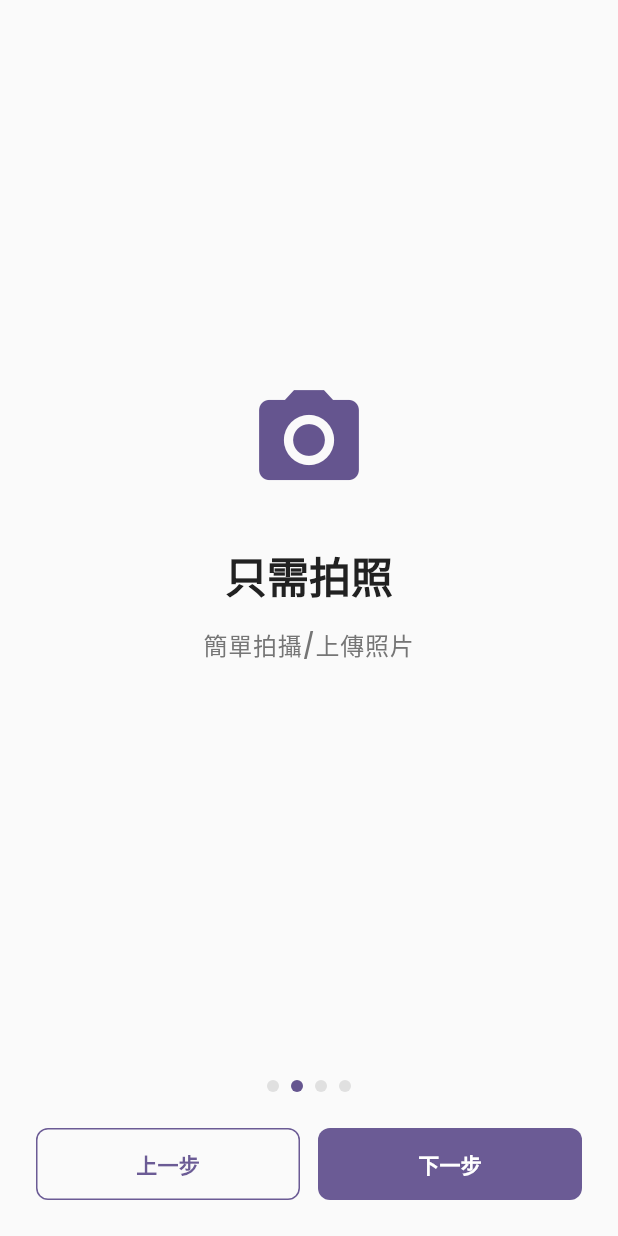
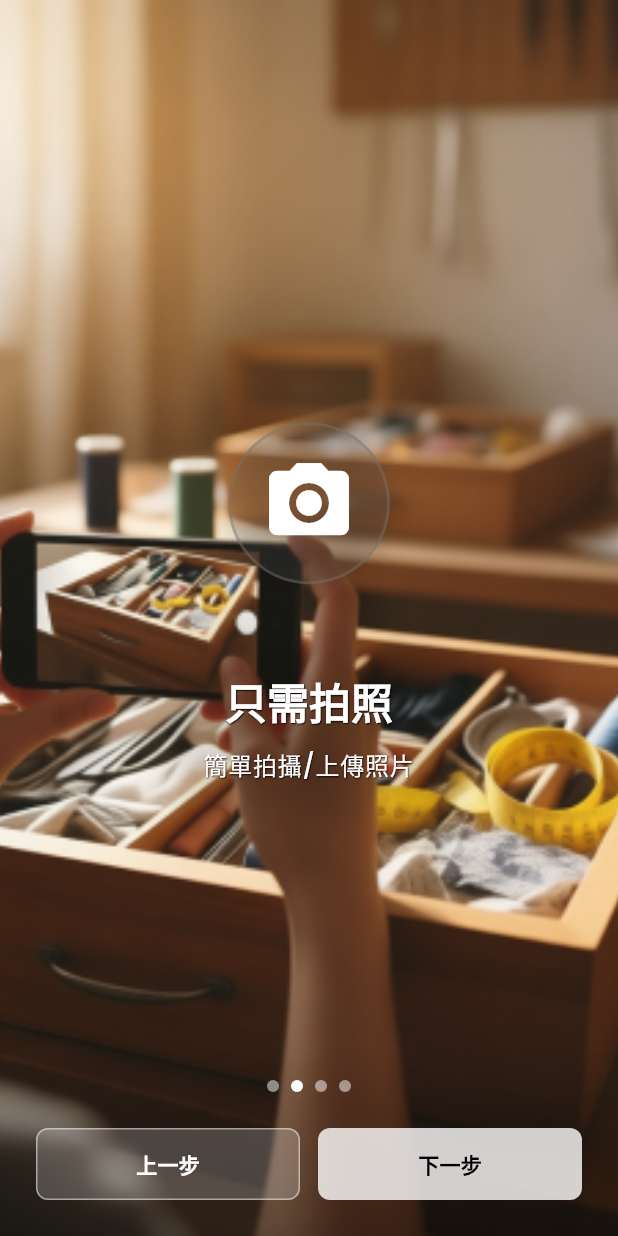
Before and after one commit to Matt-Chou/GleamHome-AI, a Flutter app: the screen it shows after launch, swiped to page 2, on a phone screen of 412 x 824 dp. Run offline on Flutter 3.47's test engine with Material 3 defaults, Android fonts, the phone set to English and light mode, and no system bars; our stand-ins replace camera, dio, firebase_auth, firebase_core, flutter_animate, flutter_dotenv and 4 more; accounts and stored records are empty.

Commit message:
style: 深化 Google 登入按鈕顏色與優化可讀性

```diff
--- a/lib/screens/home_screen.dart
+++ b/lib/screens/home_screen.dart
@@ -104,12 +104,6 @@ class _HomeScreenState extends State<HomeScreen> {
         child: Column(
           mainAxisAlignment: MainAxisAlignment.center,
           children: [
-            Icon(Icons.home, size: 80, color: Theme.of(context).primaryColor),
-            const SizedBox(height: 24),
-            Text('主頁面', style: Theme.of(context).textTheme.headlineMedium),
-            const SizedBox(height: 16),
-            Text('項目架構已建立完成', style: Theme.of(context).textTheme.bodyLarge),
-            const SizedBox(height: 32),
             Row(
               mainAxisAlignment: MainAxisAlignment.center,
               children: [
--- a/lib/screens/onboarding_screen.dart
+++ b/lib/screens/onboarding_screen.dart
@@ -41,9 +41,7 @@ class _OnboardingScreenState extends State<OnboardingScreen> {
         autofocus: true,
         onKeyEvent: (node, event) {
           if (event is! KeyDownEvent) return KeyEventResult.ignored;
-
           if (event.logicalKey == LogicalKeyboardKey.arrowLeft) {
-            // 按左方向鍵回到上一頁
             if (_currentPage > 0) {
               _pageController.previousPage(
                 duration: const Duration(milliseconds: 300),
@@ -52,7 +50,6 @@ class _OnboardingScreenState extends State<OnboardingScreen> {
             }
             return KeyEventResult.handled;
           } else if (event.logicalKey == LogicalKeyboardKey.arrowRight) {
-            // 按右方向鍵前往下一頁
             if (_currentPage < 3) {
               _pageController.nextPage(
                 duration: const Duration(milliseconds: 300),
@@ -61,18 +58,14 @@ class _OnboardingScreenState extends State<OnboardingScreen> {
             }
             return KeyEventResult.handled;
           }
-
           return KeyEventResult.ignored;
         },
-        child: SafeArea(
-        child: Column(
+        child: Stack(
           children: [
-            Expanded(
-              child: GestureDetector(
+            // 背景圖片與滑動手勢
+            GestureDetector(
               onPanUpdate: (details) {
-                  // 檢測水平滑動手勢
                 if (details.delta.dx > 5) {
-                    // 向右滑動，回到上一頁
                   if (_currentPage > 0) {
                     _pageController.previousPage(
                       duration: const Duration(milliseconds: 300),
@@ -80,7 +73,6 @@ class _OnboardingScreenState extends State<OnboardingScreen> {
                     );
                   }
                 } else if (details.delta.dx < -5) {
-                    // 向左滑動，前往下一頁
                   if (_currentPage < 3) {
                     _pageController.nextPage(
                       duration: const Duration(milliseconds: 300),
@@ -94,36 +86,40 @@ class _OnboardingScreenState extends State<OnboardingScreen> {
                 onPageChanged: (index) {
                   setState(() => _currentPage = index);
                 },
-                  // 提高滑鼠滾輪和拖拽的敏感度
                 physics: const BouncingScrollPhysics(),
                 children: [
-                  _buildIntroPage(
-                    title: '歡迎來到 ${AppConstants.appName}',
-                    subtitle: '智能居家收納與清潔助手',
-                    icon: Icons.home,
-                  ),
-                  _buildIntroPage(
-                    title: '只需拍照',
-                    subtitle: '簡單拍攝/上傳照片',
-                    icon: Icons.camera_alt,
-                  ),
-                  _buildIntroPage(
-                    title: 'AI 分析',
-                    subtitle: '智能識別和分析',
-                    icon: Icons.auto_awesome,
-                  ),
-                  _buildIntroPage(
-                    title: '獲得建議',
-                    subtitle: '獲得具體的收納、清潔方案',
-                    icon: Icons.lightbulb,
-                  ),
+                  _buildBackgroundImage('assets/images/onboarding/login1.png'),
+                  _buildBackgroundImage('assets/images/onboarding/login2.png'),
+                  _buildBackgroundImage('assets/images/onboarding/login3.png'),
+                  _buildBackgroundImage('assets/images/onboarding/login4.png'),
                 ],
               ),
             ),
+            // 內容
+            Align(
+              alignment: Alignment.center,
+              child: _buildContentForPage(_currentPage),
             ),
-            Padding(
+            // 按鈕區域
+            Positioned(
+              bottom: 0,
+              left: 0,
+              right: 0,
+              child: Container(
                 padding: const EdgeInsets.all(24.0),
+                decoration: BoxDecoration(
+                  gradient: LinearGradient(
+                    begin: Alignment.topCenter,
+                    end: Alignment.bottomCenter,
+                    colors: [
+                      Colors.transparent,
+                      Colors.black.withOpacity(0.3),
+                    ],
+                  ),
+                ),
+                child: SafeArea(
                   child: Column(
+                    mainAxisSize: MainAxisSize.min,
                     children: [
                       Row(
                         mainAxisAlignment: MainAxisAlignment.center,
@@ -136,8 +132,8 @@ class _OnboardingScreenState extends State<OnboardingScreen> {
                             decoration: BoxDecoration(
                               shape: BoxShape.circle,
                               color: _currentPage == index
-                              ? Theme.of(context).primaryColor
-                              : Colors.grey[300],
+                                  ? Colors.white
+                                  : Colors.white.withOpacity(0.5),
                             ),
                           ),
                         ),
@@ -147,28 +143,18 @@ class _OnboardingScreenState extends State<OnboardingScreen> {
                         OutlinedButton(
                           onPressed: () async {
                             try {
-                          // 確保先登出任何現有會話
                               await FirebaseAuth.instance.signOut();
-
-                          // 使用 Firebase Auth 進行 Google 登入
                               final auth = FirebaseAuth.instance;
                               final googleProvider = GoogleAuthProvider();
-
-                          // 設定 GoogleAuthProvider 參數，強制顯示帳號選擇
                               googleProvider.setCustomParameters({
-                            'prompt': 'select_account', // 強制顯示帳號選擇頁面
+                                'prompt': 'select_account',
                               });
-
                               final userCredential = await auth.signInWithPopup(googleProvider);
                               final user = userCredential.user;
-
                               if (user != null) {
-                            // 顯示登入成功訊息
                                 ScaffoldMessenger.of(context).showSnackBar(
                                   SnackBar(content: Text('歡迎，${user.displayName ?? user.email}！')),
                                 );
-
-                            // 開發階段：直接跳轉到主頁，不調用後端API
                                 Navigator.of(context).pushReplacementNamed('/home');
                               } else {
                                 ScaffoldMessenger.of(context).showSnackBar(
@@ -184,6 +170,9 @@ class _OnboardingScreenState extends State<OnboardingScreen> {
                           },
                           style: OutlinedButton.styleFrom(
                             minimumSize: const Size.fromHeight(48),
+                            backgroundColor: Colors.white.withOpacity(0.28),
+                            foregroundColor: Colors.black,
+                            side: BorderSide(color: Colors.white.withOpacity(0.85), width: 1.4),
                           ),
                           child: const Text('使用 Google 帳號登入'),
                         )
@@ -201,6 +190,9 @@ class _OnboardingScreenState extends State<OnboardingScreen> {
                                   },
                                   style: OutlinedButton.styleFrom(
                                     minimumSize: const Size.fromHeight(48),
+                                    backgroundColor: Colors.white.withOpacity(0.2),
+                                    foregroundColor: Colors.white,
+                                    side: BorderSide(color: Colors.white.withOpacity(0.5)),
                                   ),
                                   child: const Text('上一步'),
                                 ),
@@ -216,6 +208,8 @@ class _OnboardingScreenState extends State<OnboardingScreen> {
                                 },
                                 style: FilledButton.styleFrom(
                                   minimumSize: const Size.fromHeight(48),
+                                  backgroundColor: Colors.white.withOpacity(0.8),
+                                  foregroundColor: Colors.black,
                                 ),
                                 child: const Text('下一步'),
                               ),
@@ -225,42 +219,130 @@ class _OnboardingScreenState extends State<OnboardingScreen> {
                     ],
                   ),
                 ),
-          ],
               ),
-        ),
-      ),
-    );
-  }
-
-  Widget _buildIntroPage({
-    required String title,
-    required String subtitle,
-    required IconData icon,
-  }) {
-    return Center(
-      child: Padding(
-        padding: const EdgeInsets.all(24.0),
-        child: Column(
-          mainAxisAlignment: MainAxisAlignment.center,
-          children: [
-            Icon(icon, size: 80, color: Theme.of(context).primaryColor),
-            const SizedBox(height: 32),
-            Text(
-              title,
-              style: Theme.of(context).textTheme.headlineMedium,
-              textAlign: TextAlign.center,
-            ),
-            const SizedBox(height: 16),
-            Text(
-              subtitle,
-              style: Theme.of(
-                context,
-              ).textTheme.bodyLarge?.copyWith(color: Colors.grey[600]),
-              textAlign: TextAlign.center,
             ),
           ],
         ),
       ),
     );
   }
+
+  Widget _buildBackgroundImage(String imagePath) {
+    return Container(
+      decoration: BoxDecoration(
+        image: DecorationImage(
+          image: AssetImage(imagePath),
+          fit: BoxFit.cover,
+        ),
+      ),
+    );
   }
+
+  Widget _buildContentForPage(int pageIndex) {
+    final pages = [
+      {
+        'title': '歡迎來到 ${AppConstants.appName}',
+        'subtitle': '智能居家收納與清潔助手',
+        'icon': Icons.home,
+      },
+      {
+        'title': '只需拍照',
+        'subtitle': '簡單拍攝/上傳照片',
+        'icon': Icons.camera_alt,
+      },
+      {
+        'title': 'AI 分析',
+        'subtitle': '智能識別和分析',
+        'icon': Icons.auto_awesome,
+      },
+      {
+        'title': '獲得建議',
+        'subtitle': '獲得具體的收納、清潔方案',
+        'icon': Icons.lightbulb,
+      },
+    ];
+
+    final page = pages[pageIndex];
+
+    return Padding(
+      padding: const EdgeInsets.all(24.0),
+      child: Column(
+        mainAxisAlignment: MainAxisAlignment.center,
+        children: [
+          Container(
+            padding: const EdgeInsets.all(20),
+            decoration: BoxDecoration(
+              color: Colors.grey.shade700.withOpacity(0.2), // 深灰色背景
+              shape: BoxShape.circle,
+              border: Border.all(
+                color: Colors.grey.shade600.withOpacity(0.4),
+                width: 2,
+              ),
+              boxShadow: [
+                BoxShadow(
+                  color: Colors.black.withOpacity(0.2),
+                  blurRadius: 15,
+                  spreadRadius: 0,
+                ),
+              ],
+            ),
+            child: Icon(
+              page['icon'] as IconData,
+              size: 64,
+              color: Colors.white, // 白色圖標
+            ),
+          ),
+          const SizedBox(height: 40),
+          Container(
+            padding: const EdgeInsets.symmetric(horizontal: 24, vertical: 20),
+            decoration: BoxDecoration(
+              color: Colors.transparent, // 透明背景
+              borderRadius: BorderRadius.circular(20),
+              boxShadow: [
+                BoxShadow(
+                  color: Colors.black.withOpacity(0.1),
+                  blurRadius: 20,
+                  spreadRadius: 0,
+                ),
+              ],
+            ),
+            child: Column(
+              children: [
+                Text(
+                  page['title'] as String,
+                  style: Theme.of(context).textTheme.headlineMedium?.copyWith(
+                    color: Colors.white,
+                    fontWeight: FontWeight.bold,
+                    shadows: [
+                      Shadow(
+                        color: Colors.black.withOpacity(0.9), // #000000, 90% opacity
+                        offset: Offset(0.5, 0.5),
+                        blurRadius: 0.8,
+                      ),
+                    ],
+                  ),
+                  textAlign: TextAlign.center,
+                ),
+                const SizedBox(height: 12),
+                Text(
+                  page['subtitle'] as String,
+                  style: Theme.of(context).textTheme.bodyLarge?.copyWith(
+                    color: Colors.white.withOpacity(0.99),
+                    shadows: [
+                      Shadow(
+                        color: Colors.black.withOpacity(0.9), // #000000, 90% opacity
+                        offset: Offset(0.5, 0.5),
+                        blurRadius: 0.8,
+                      ),
+                    ],
+                  ),
+                  textAlign: TextAlign.center,
+                ),
+              ],
+            ),
+          ),
+        ],
+      ),
+    );
+  }
+}
--- a/pubspec.yaml
+++ b/pubspec.yaml
@@ -104,6 +104,7 @@ flutter:
   # To add assets to your application, add an assets section, like this:
   assets:
     - .env
+    - assets/images/onboarding/
   #   - images/a_dot_burr.jpeg
   #   - images/a_dot_ham.jpeg
 
```
Also changed, not shown: assets/images/onboarding/login1.png (added), assets/images/onboarding/login2.png (added), assets/images/onboarding/login3.png (added), assets/images/onboarding/login4.png (added). Lines whose indentation alone changed are shown as unchanged.
